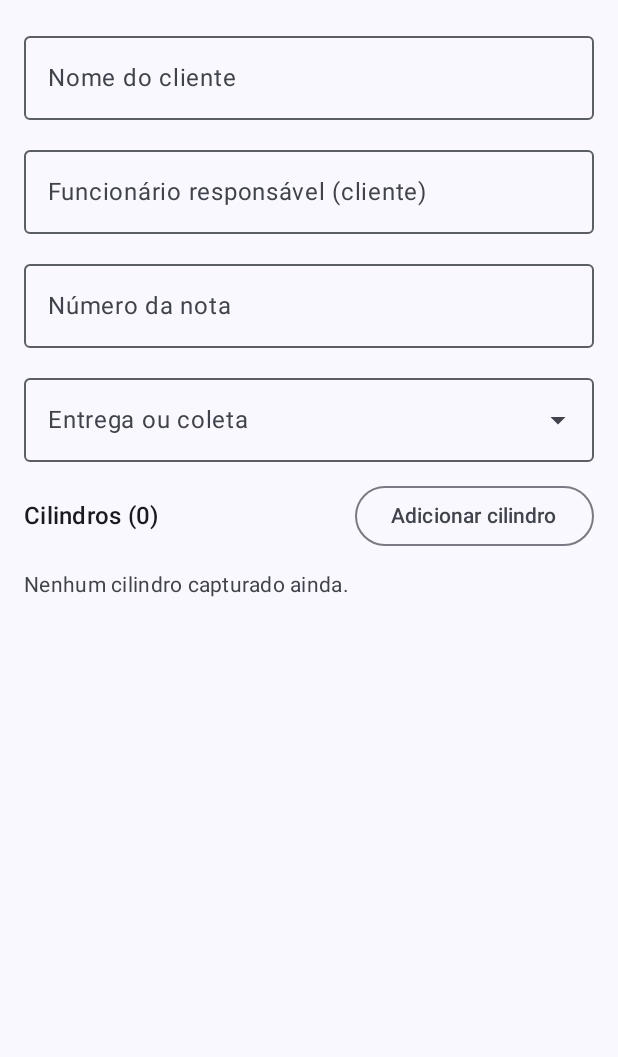
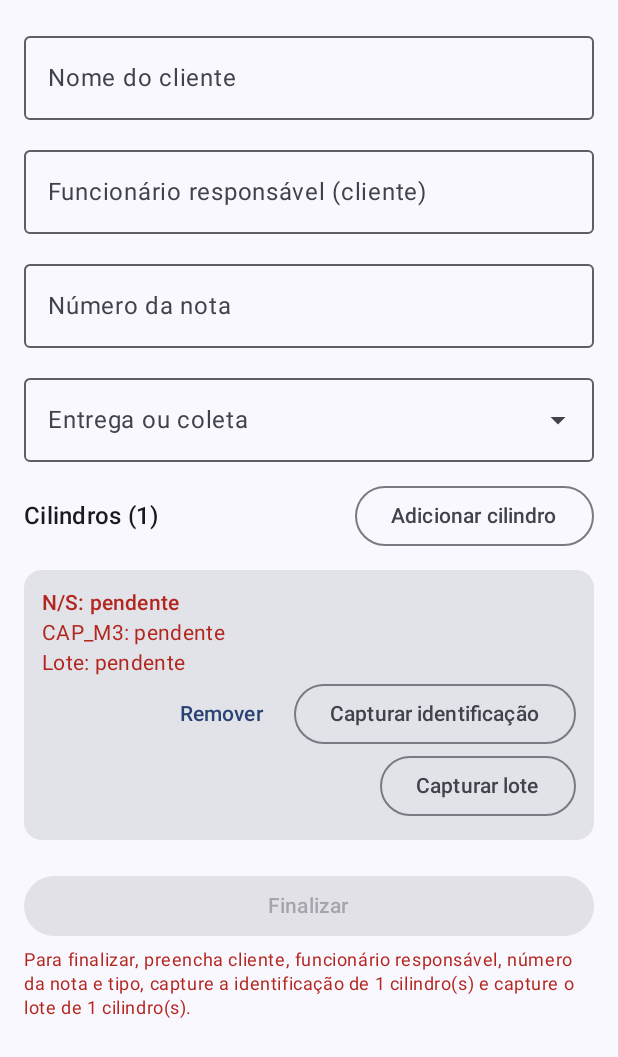
Before and after one commit to SilvaRamon/cylinder-ctrl, an Android app built with Jetpack Compose: the composable ShipmentFormScreen shown on its own in the app's theme, after a tap on "Adicionar cilindro", on a phone screen of 412 x 824 dp. Shown: the top 1057 px of the screen. Run offline under Robolectric (Android 15) with nearby library versions, the phone set to English and light mode, and no system bars.

Commit message:
lot and identification buttons inside the cylinder list item

```diff
--- a/app/src/main/java/com/silvaramon/cylinders_ctrl/data/Models.kt
+++ b/app/src/main/java/com/silvaramon/cylinders_ctrl/data/Models.kt
@@ -35,6 +35,9 @@ data class Cylinder(
     val shipmentId: String? = null,
 ) {
     val hasLot: Boolean get() = !lot.isNullOrBlank()
+
+    /** `true` quando CAP_M3 e N/S já foram capturados via OCR. */
+    val hasIdentification: Boolean get() = capacityM3.isNotBlank() && serialNumber.isNotBlank()
 
     fun toJson(): JSONObject = JSONObject().apply {
         put(KEY_ID, id)
--- a/app/src/main/java/com/silvaramon/cylinders_ctrl/ui/ShipmentFormScreen.kt
+++ b/app/src/main/java/com/silvaramon/cylinders_ctrl/ui/ShipmentFormScreen.kt
@@ -2,6 +2,8 @@ package com.silvaramon.cylinders_ctrl.ui
 
 import androidx.compose.foundation.layout.Arrangement
 import androidx.compose.foundation.layout.Column
+import androidx.compose.foundation.layout.ExperimentalLayoutApi
+import androidx.compose.foundation.layout.FlowRow
 import androidx.compose.foundation.layout.PaddingValues
 import androidx.compose.foundation.layout.Row
 import androidx.compose.foundation.layout.Spacer
@@ -102,7 +104,7 @@ fun ShipmentFormScreen(
                     style = MaterialTheme.typography.titleMedium,
                     modifier = Modifier.weight(1f),
                 )
-                OutlinedButton(onClick = { viewModel.navigate(Screen.CaptureOcr) }) {
+                OutlinedButton(onClick = viewModel::addCylinder) {
                     Text("Adicionar cilindro")
                 }
             }
@@ -120,6 +122,7 @@ fun ShipmentFormScreen(
                 CylinderCard(
                     cylinder = cylinder,
                     onRemove = { viewModel.removeCylinder(cylinder) },
+                    onCaptureIdentification = { viewModel.navigate(Screen.CaptureOcr(cylinder.id)) },
                     onCaptureLot = { viewModel.navigate(Screen.CaptureLot(cylinder.id)) },
                 )
             }
@@ -142,10 +145,12 @@ fun ShipmentFormScreen(
                     }
                 }
                 if (!viewModel.canFinish && !viewModel.isFinishing) {
+                    val missingIds = viewModel.cylinders.count { !it.hasIdentification }
                     val missingLots = viewModel.cylinders.count { !it.hasLot }
                     Text(
                         buildString {
                             append("Para finalizar, preencha cliente, funcionário responsável, número da nota e tipo")
+                            if (missingIds > 0) append(", capture a identificação de $missingIds cilindro(s)")
                             if (missingLots > 0) append(" e capture o lote de $missingLots cilindro(s)")
                             append(".")
                         },
@@ -197,29 +202,48 @@ private fun ShipmentTypeDropdown(
     }
 }
 
+@OptIn(ExperimentalLayoutApi::class)
 @Composable
 fun CylinderCard(
     cylinder: Cylinder,
     modifier: Modifier = Modifier,
     onRemove: (() -> Unit)? = null,
+    onCaptureIdentification: (() -> Unit)? = null,
     onCaptureLot: (() -> Unit)? = null,
 ) {
+    val idColor = if (cylinder.hasIdentification) Color.Unspecified else MaterialTheme.colorScheme.error
     Card(modifier = modifier.fillMaxWidth()) {
         Column(Modifier.padding(12.dp)) {
-            Text("N/S: ${cylinder.serialNumber}", style = MaterialTheme.typography.titleSmall)
-            Text("CAP_M3: ${cylinder.capacityM3}", style = MaterialTheme.typography.bodyMedium)
+            Text(
+                "N/S: ${cylinder.serialNumber.ifBlank { "pendente" }}",
+                style = MaterialTheme.typography.titleSmall,
+                color = idColor,
+            )
+            Text(
+                "CAP_M3: ${cylinder.capacityM3.ifBlank { "pendente" }}",
+                style = MaterialTheme.typography.bodyMedium,
+                color = idColor,
+            )
             Text(
                 "Lote: ${cylinder.lot ?: "pendente"}",
                 style = MaterialTheme.typography.bodyMedium,
                 color = if (cylinder.hasLot) Color.Unspecified else MaterialTheme.colorScheme.error,
             )
-            if (onRemove != null || onCaptureLot != null) {
-                Row(
-                    modifier = Modifier.align(Alignment.End),
-                    horizontalArrangement = Arrangement.spacedBy(8.dp),
+            if (onRemove != null || onCaptureIdentification != null || onCaptureLot != null) {
+                FlowRow(
+                    modifier = Modifier.fillMaxWidth(),
+                    horizontalArrangement = Arrangement.spacedBy(8.dp, Alignment.End),
                 ) {
                     if (onRemove != null) {
                         TextButton(onClick = onRemove) { Text("Remover") }
+                    }
+                    if (onCaptureIdentification != null) {
+                        OutlinedButton(onClick = onCaptureIdentification) {
+                            Text(
+                                if (cylinder.hasIdentification) "Recapturar identificação"
+                                else "Capturar identificação"
+                            )
+                        }
                     }
                     if (onCaptureLot != null) {
                         OutlinedButton(onClick = onCaptureLot) {
```
Also changed, not shown: app/src/main/java/com/silvaramon/cylinders_ctrl/MainActivity.kt (+5 -3 lines), app/src/main/java/com/silvaramon/cylinders_ctrl/ui/AppViewModel.kt (+18 -8 lines), app/src/main/java/com/silvaramon/cylinders_ctrl/ui/CylinderCaptureScreen.kt (+5 -2 lines).
